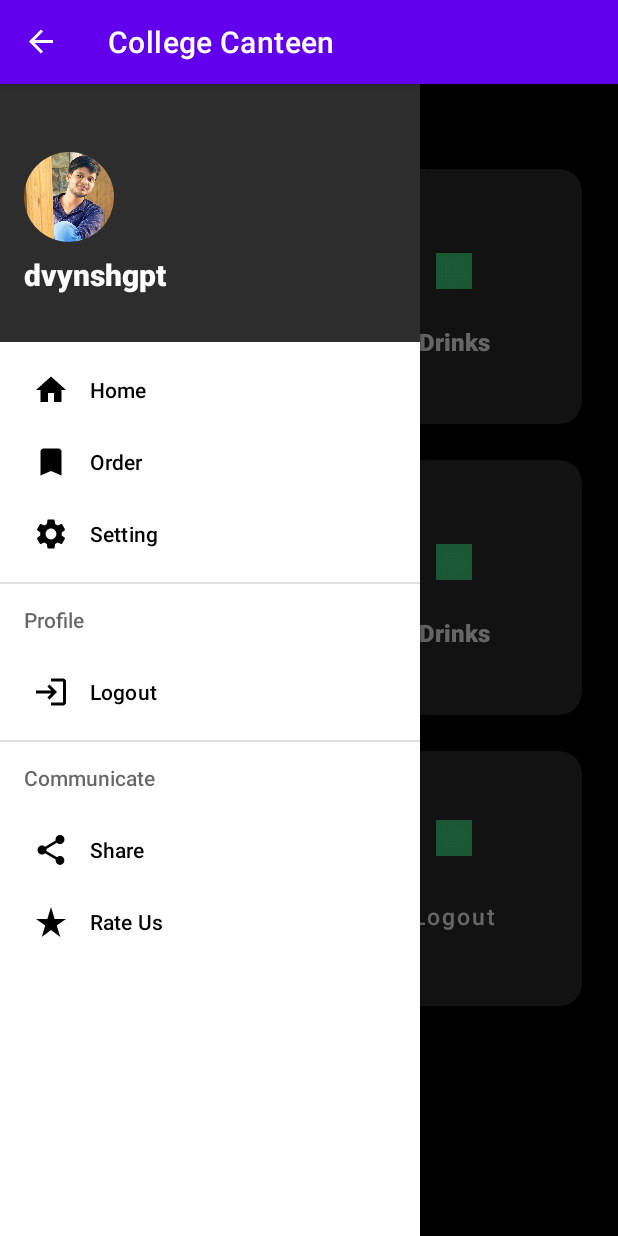
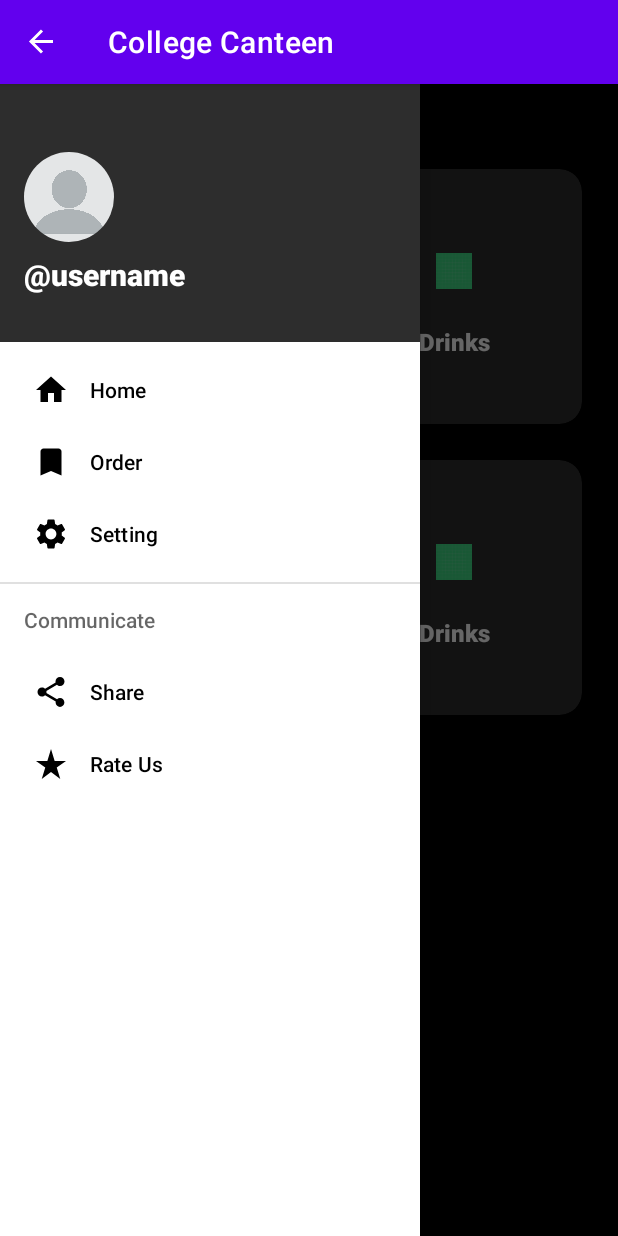
Before and after one commit to salonigupta1/College-Canteen-ASJ, an Android app: the screen it shows after launch once a user with an empty profile is signed in (CategoryActivity), with the side drawer open, on a phone screen of 412 x 824 dp. Run offline under Robolectric (Android 15) with nearby library versions, the phone set to English and light mode, and no system bars; our stand-ins replace CircleImageView, Firebase (no records; nobody signed in at launch, a user with empty details on screens opened directly).

Commit message:
logout button , avatar ,firebase connected

```diff
--- a/app/build.gradle
+++ b/app/build.gradle
@@ -2,10 +2,15 @@ plugins {
     id 'com.android.application'
     id 'kotlin-android'
     id 'com.google.gms.google-services'
+    id 'kotlin-kapt'
 }
 
 android {
     compileSdk 32
+
+    dataBinding{
+        enabled = true
+    }
 
     defaultConfig {
         applicationId "com.example.collegecanteen"
@@ -33,7 +38,7 @@ android {
 }
 
 dependencies {
-
+    kapt "com.android.databinding:compiler:$android_plugin_version"
     implementation 'androidx.core:core-ktx:1.7.0'
     implementation 'androidx.appcompat:appcompat:1.4.0'
     implementation 'androidx.navigation:navigation-ui-ktx:2.3.5'
@@ -56,3 +61,7 @@ dependencies {
     //    PinView
     implementation 'com.chaos.view:pinview:1.4.3'
 }
+
+kapt {
+    generateStubs = true
+}
--- a/app/src/main/java/com/example/collegecanteen/activities/CategoryActivity.kt
+++ b/app/src/main/java/com/example/collegecanteen/activities/CategoryActivity.kt
@@ -19,10 +19,14 @@ import com.google.firebase.auth.FirebaseAuth
 
 class CategoryActivity : AppCompatActivity() {
 
+//    private lateinit var binding: ActivityProfileBinding
     private lateinit var auth: FirebaseAuth
     private lateinit var toggle: ActionBarDrawerToggle
 
     override fun onCreate(savedInstanceState: Bundle?) {
+
+//        binding = ActivityProfileBinding.inflate(layoutInflater)
+//        setContentView(binding.root)
         super.onCreate(savedInstanceState)
         setContentView(R.layout.activity_category)
 
@@ -71,8 +75,8 @@ class CategoryActivity : AppCompatActivity() {
                 R.id.setting -> Toast.makeText(applicationContext, "Clicked setting",
                     Toast.LENGTH_SHORT).show()
 
-                R.id.nav_logout -> Toast.makeText(applicationContext, "Clicked Logout",
-                    Toast.LENGTH_SHORT).show()
+//                R.id.nav_logout -> Toast.makeText(applicationContext, "Clicked Logout",
+//                    Toast.LENGTH_SHORT).show()
 
                 R.id.nav_share -> Toast.makeText(applicationContext, "Clicked Share",
                     Toast.LENGTH_SHORT
@@ -95,6 +99,19 @@ class CategoryActivity : AppCompatActivity() {
 
     }
 
+//    private fun checkUser(){
+////            get current user
+//        val firebaseUser = auth.currentUser
+//        if (firebaseUser==null){
+////            logged out
+//            startActivity(Intent(this , PhoneAuth::class.java))
+//        }
+//        else{
+//            val phone = firebaseUser.phoneNumber
+//            binding.phoneTv.text = phone
+//        }
+//    }
+
     override fun onOptionsItemSelected(item: MenuItem): Boolean {
         if (toggle.onOptionsItemSelected(item))
             return true
--- a/app/src/main/java/com/example/collegecanteen/activities/FastFoodProductActivity.kt
+++ b/app/src/main/java/com/example/collegecanteen/activities/FastFoodProductActivity.kt
@@ -72,8 +72,8 @@ class FastFoodProductActivity : AppCompatActivity() {
                     .show()
                 R.id.setting -> Toast.makeText(applicationContext, "Clicked setting", LENGTH_SHORT)
                     .show()
-                R.id.nav_logout -> Toast.makeText(applicationContext, "Clicked Logout", LENGTH_SHORT)
-                    .show()
+//                R.id.nav_logout -> Toast.makeText(applicationContext, "Clicked Logout", LENGTH_SHORT)
+//                    .show()
                 R.id.nav_share -> Toast.makeText(applicationContext, "Clicked Share", LENGTH_SHORT)
                     .show()
                 R.id.nav_rate_us -> Toast.makeText(
--- a/app/src/main/java/com/example/collegecanteen/activities/PhoneAuth.kt
+++ b/app/src/main/java/com/example/collegecanteen/activities/PhoneAuth.kt
@@ -38,7 +38,6 @@ class PhoneAuth : AppCompatActivity() {
 
 //        Reference
         val login=findViewById<Button>(R.id.loginBtn)
-
 
         val currentUser = auth.currentUser
         if(currentUser != null) {
--- a/app/src/main/res/layout/activity_category.xml
+++ b/app/src/main/res/layout/activity_category.xml
@@ -179,64 +179,7 @@
 
                         </LinearLayout>
                     </androidx.cardview.widget.CardView>
-
-                    <androidx.cardview.widget.CardView
-                        android:layout_width="170dp"
-                        android:layout_height="170dp"
-                        android:layout_margin="12dp"
-                        app:cardBackgroundColor="@color/gray"
-                        app:cardCornerRadius="15dp"
-                        app:cardElevation="5dp">
-
-                        <LinearLayout
-                            android:layout_width="match_parent"
-                            android:layout_height="match_parent"
-                            android:gravity="center"
-                            android:orientation="vertical"
-                            tools:ignore="UseCompoundDrawables">
-
-                            <ImageView
-                                android:layout_width="24dp"
-                                android:layout_height="24dp"
-                                android:layout_marginTop="12dp"
-                                android:contentDescription="@string/icon"
-                                android:src="@drawable/ic_launcher_background"
-                                tools:ignore="ImageContrastCheck,ImageContrastCheck,ImageContrastCheck" />
-
-                            <TextView
-                                android:layout_width="wrap_content"
-                                android:layout_height="wrap_content"
-                                android:layout_marginTop="24dp"
-                                android:fontFamily="sans-serif-black"
-                                android:text="@string/drinks"
-                                android:textColor="@color/white"
-                                android:textSize="16sp"
-                                tools:ignore="TextContrastCheck,TextContrastCheck" />
-
-                        </LinearLayout>
-                    </androidx.cardview.widget.CardView>
-
-                    <androidx.cardview.widget.CardView
-                        android:layout_width="170dp"
-                        android:layout_height="170dp"
-                        android:layout_margin="12dp"
-                        app:cardBackgroundColor="@color/gray"
-                        app:cardCornerRadius="15dp"
-                        app:cardElevation="5dp">
-
-                        <LinearLayout
-                            android:layout_width="match_parent"
-                            android:layout_height="match_parent"
-                            android:gravity="center"
-                            android:orientation="vertical"
-                            tools:ignore="UseCompoundDrawables">
-
-                            <ImageView
-                                android:layout_width="24dp"
-                                android:layout_height="24dp"
-                                android:layout_marginTop="12dp"
-                                android:contentDescription="@string/icon"
-                                android:src="@drawable/ic_launcher_background" />
+                </GridLayout>
 
                 <Button
                     android:id="@+id/logoutBtn"
@@ -245,15 +188,11 @@
                     android:background="#0000FFFF"
                     android:text="@string/logout"
                     android:textSize="15sp"
+                    android:textAlignment="center"
                     android:textAllCaps="false"
                     android:textColor="@color/white"
-                                    android:layout_marginTop="15dp"/>
-
-
-                        </LinearLayout>
-                    </androidx.cardview.widget.CardView>
-
-                </GridLayout>
+                    android:layout_marginTop="77dp"
+                    android:layout_gravity="center_horizontal"/>
 
             </LinearLayout>
 
--- a/app/src/main/res/layout/nav_header.xml
+++ b/app/src/main/res/layout/nav_header.xml
@@ -12,16 +12,16 @@
         android:layout_height="60dp"
         android:layout_marginStart="16dp"
         android:layout_marginTop="46dp"
-        android:src="@drawable/me"/>
+        android:src="@drawable/profile"/>
 
     <TextView
         android:layout_width="match_parent"
         android:layout_height="match_parent"
-        android:id="@+id/logoutBtn"
+        android:id="@+id/phoneTv"
         android:paddingTop="8dp"
         android:textColor="@color/white"
         android:textSize="20sp"
-        android:text="@string/dvynshgpt"
+        android:text="@string/username"
         android:layout_marginStart="16dp"
         android:fontFamily="sans-serif-black"/>
 
--- a/app/src/main/res/menu/nav_menu.xml
+++ b/app/src/main/res/menu/nav_menu.xml
@@ -18,18 +18,18 @@
         android:icon="@drawable/ic_baseline_settings_24"/>
 
 
-    <item android:title="@string/profile">
+<!--    <item android:title="@string/profile">-->
 
-        <menu>
+<!--        <menu>-->
 
-            <item
-                android:id="@+id/nav_logout"
-                android:title="@string/logout"
-                android:icon="@drawable/ic_baseline_login_24"/>
+<!--            <item-->
+<!--                android:id="@+id/nav_logout"-->
+<!--                android:title="@string/logout"-->
+<!--                android:icon="@drawable/ic_baseline_login_24"/>-->
 
-        </menu>
+<!--        </menu>-->
 
-    </item>
+<!--    </item>-->
 
     <item android:title="@string/communicate">
 
--- a/app/src/main/res/values/strings.xml
+++ b/app/src/main/res/values/strings.xml
@@ -20,4 +20,6 @@
     <string name="verify_mobile">Verify mobile</string>
     <string name="verify">Verify</string>
     <string name="logout">Logout</string>
+    <string name="phone_number">Phone Number</string>
+    <string name="username">\@username</string>
 </resources>
--- a/build.gradle
+++ b/build.gradle
@@ -1,5 +1,7 @@
 // Top-level build file where you can add configuration options common to all sub-projects/modules.
 buildscript {
+    ext.kotlin_version = '<kotlin-version>'
+    ext.android_plugin_version = '2.2.0-alpha4'
     repositories {
         google()
         mavenCentral()
@@ -8,6 +10,7 @@ buildscript {
         classpath "com.android.tools.build:gradle:7.0.4"
         classpath "org.jetbrains.kotlin:kotlin-gradle-plugin:1.6.10"
         classpath 'com.google.gms:google-services:4.3.10'
+        classpath "com.android.tools.build:gradle:$android_plugin_version"
 
         // NOTE: Do not place your application dependencies here; they belong
         // in the individual module build.gradle files
```
Also changed, not shown: app/src/main/res/drawable-v24/profile.png (added). Lines whose indentation alone changed are shown as unchanged.
